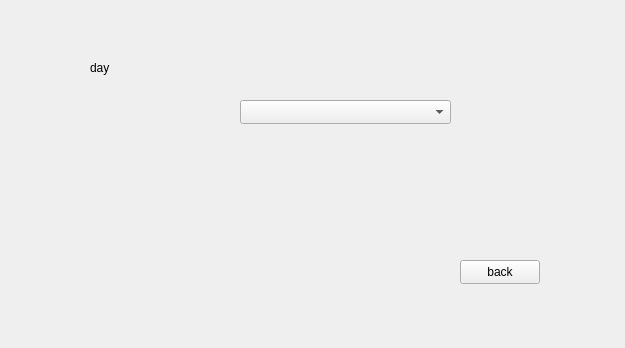
Above: frontend/gym_frontend/exercisewindow/addexercise.ui from AlexMNK/dyplom-gym before the change. Below: the same form after it.
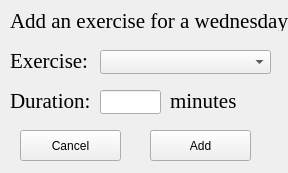
That is the form after the change. Icons and pictures are not drawn.

Commit message: Added ability to add exercises

Patch:
```diff
--- a/frontend/gym_frontend/exercisewindow/addexercise.ui
+++ b/frontend/gym_frontend/exercisewindow/addexercise.ui
@@ -6,33 +6,70 @@
    <rect>
     <x>0</x>
     <y>0</y>
-    <width>625</width>
-    <height>348</height>
+    <width>288</width>
+    <height>173</height>
    </rect>
   </property>
+  <property name="sizePolicy">
+   <sizepolicy hsizetype="Fixed" vsizetype="Fixed">
+    <horstretch>0</horstretch>
+    <verstretch>0</verstretch>
+   </sizepolicy>
+  </property>
+  <property name="minimumSize">
+   <size>
+    <width>288</width>
+    <height>173</height>
+   </size>
+  </property>
+  <property name="maximumSize">
+   <size>
+    <width>288</width>
+    <height>173</height>
+   </size>
+  </property>
+  <property name="acceptDrops">
+   <bool>false</bool>
+  </property>
   <property name="windowTitle">
-   <string>MainWindow</string>
+   <string>AddExercise</string>
+  </property>
+  <property name="windowIcon">
+   <iconset resource="../resources/res.qrc">
+    <normaloff>:/img/icon.jpg</normaloff>:/img/icon.jpg</iconset>
+  </property>
+  <property name="toolButtonStyle">
+   <enum>Qt::ToolButtonTextOnly</enum>
+  </property>
+  <property name="animated">
+   <bool>true</bool>
   </property>
   <widget class="QWidget" name="centralwidget">
    <widget class="QLabel" name="day">
     <property name="geometry">
      <rect>
-      <x>90</x>
-      <y>60</y>
-      <width>49</width>
-      <height>16</height>
+      <x>10</x>
+      <y>10</y>
+      <width>291</width>
+      <height>21</height>
      </rect>
     </property>
+    <property name="font">
+     <font>
+      <family>Times New Roman</family>
+      <pointsize>16</pointsize>
+     </font>
+    </property>
     <property name="text">
-     <string>day</string>
+     <string>Add an exercise for a wednesday</string>
     </property>
    </widget>
    <widget class="QComboBox" name="exercises">
     <property name="geometry">
      <rect>
-      <x>240</x>
-      <y>100</y>
-      <width>211</width>
+      <x>100</x>
+      <y>50</y>
+      <width>171</width>
       <height>24</height>
      </rect>
     </property>
@@ -43,14 +80,106 @@
    <widget class="QPushButton" name="back">
     <property name="geometry">
      <rect>
-      <x>460</x>
-      <y>260</y>
-      <width>80</width>
+      <x>20</x>
+      <y>130</y>
+      <width>101</width>
+      <height>31</height>
+     </rect>
+    </property>
+    <property name="cursor">
+     <cursorShape>PointingHandCursor</cursorShape>
+    </property>
+    <property name="text">
+     <string>Cancel</string>
+    </property>
+   </widget>
+   <widget class="QLabel" name="day_2">
+    <property name="geometry">
+     <rect>
+      <x>10</x>
+      <y>50</y>
+      <width>81</width>
+      <height>21</height>
+     </rect>
+    </property>
+    <property name="font">
+     <font>
+      <family>Times New Roman</family>
+      <pointsize>16</pointsize>
+     </font>
+    </property>
+    <property name="text">
+     <string>Exercise:</string>
+    </property>
+   </widget>
+   <widget class="QLabel" name="day_3">
+    <property name="geometry">
+     <rect>
+      <x>10</x>
+      <y>90</y>
+      <width>81</width>
+      <height>21</height>
+     </rect>
+    </property>
+    <property name="font">
+     <font>
+      <family>Times New Roman</family>
+      <pointsize>16</pointsize>
+     </font>
+    </property>
+    <property name="text">
+     <string>Duration:</string>
+    </property>
+   </widget>
+   <widget class="QLineEdit" name="duration">
+    <property name="geometry">
+     <rect>
+      <x>100</x>
+      <y>90</y>
+      <width>61</width>
       <height>24</height>
      </rect>
     </property>
+    <property name="font">
+     <font>
+      <family>Times New Roman</family>
+      <pointsize>16</pointsize>
+     </font>
+    </property>
+   </widget>
+   <widget class="QLabel" name="day_4">
+    <property name="geometry">
+     <rect>
+      <x>170</x>
+      <y>90</y>
+      <width>71</width>
+      <height>21</height>
+     </rect>
+    </property>
+    <property name="font">
+     <font>
+      <family>Times New Roman</family>
+      <pointsize>16</pointsize>
+     </font>
+    </property>
     <property name="text">
-     <string>back</string>
+     <string>minutes</string>
+    </property>
+   </widget>
+   <widget class="QPushButton" name="add">
+    <property name="geometry">
+     <rect>
+      <x>150</x>
+      <y>130</y>
+      <width>101</width>
+      <height>31</height>
+     </rect>
+    </property>
+    <property name="cursor">
+     <cursorShape>PointingHandCursor</cursorShape>
+    </property>
+    <property name="text">
+     <string>Add</string>
     </property>
    </widget>
   </widget>
```
Left out of the diff: 9 changed lines with no effect on the pictures. The commit also changes 9 other files.
